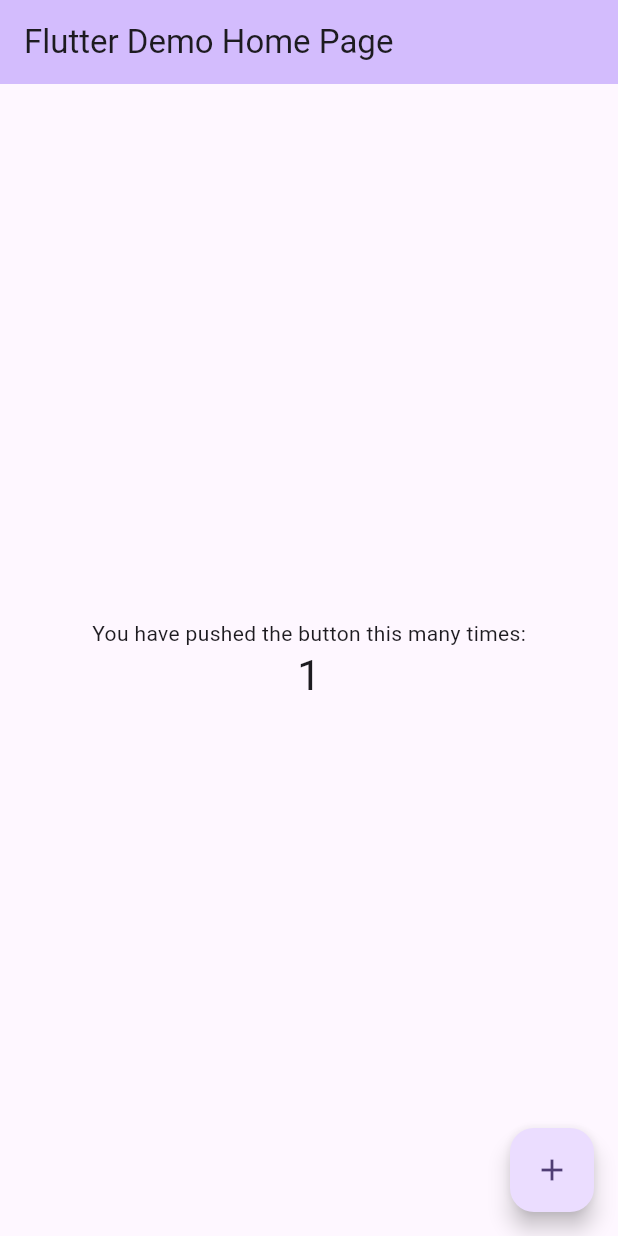
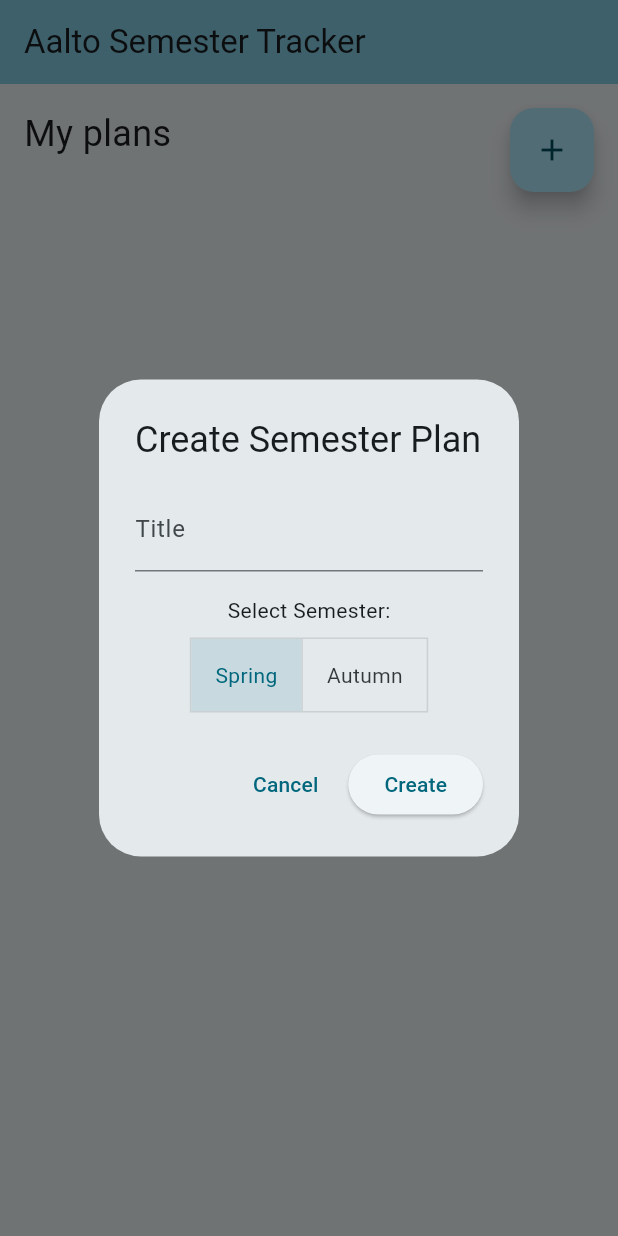
Before and after one commit to aarneaaltonen/course_deadline_tracker, a Flutter app: the screen it shows after launch, after a tap on the "add" icon, on a phone screen of 412 x 824 dp. Run offline on Flutter 3.47's test engine with Material 3 defaults, Android fonts, the phone set to English and light mode, and no system bars; drawn by our look-alikes of flutter_form_builder; our stand-ins replace form_builder_validators, get.

Commit message:
feat: user can create plans

```diff
--- /dev/null
+++ b/lib/controllers/semester_plan_controller.dart
@@ -0,0 +1,25 @@
+import 'package:aalto_course_tracker/models/models.dart';
+import 'package:get/get.dart';
+import 'package:uuid/uuid.dart';
+
+class SemesterPlanController {
+  final plans = <SemesterPlan>[].obs; //todo create plan model
+
+  void addPlan(String title, String semester) {
+    final uuid = Uuid();
+    final id = uuid.v4();
+    final newPlan =
+        SemesterPlan(id: id, name: title, semester: semester, courses: []);
+    plans.add(newPlan);
+  }
+}
+
+class SemesterPlanFormController {
+  var isSelected = [true, false].obs;
+
+  void toggleSelection(int index) {
+    for (int i = 0; i < isSelected.length; i++) {
+      isSelected[i] = i == index;
+    }
+  }
+}
--- a/lib/main.dart
+++ b/lib/main.dart
@@ -1,6 +1,11 @@
+import 'package:aalto_course_tracker/controllers/semester_plan_controller.dart';
+import 'package:aalto_course_tracker/widgets/plan_card.dart';
 import 'package:flutter/material.dart';
+import 'package:get/get.dart';
+import 'widgets/add_semester_plan_button.dart';
 
 void main() {
+  Get.lazyPut<SemesterPlanController>(() => SemesterPlanController());
   runApp(const MyApp());
 }
 
@@ -10,116 +15,91 @@
   // This widget is the root of your application.
   @override
   Widget build(BuildContext context) {
-    return MaterialApp(
+    return GetMaterialApp(
       title: 'Flutter Demo',
+      debugShowCheckedModeBanner: false,
       theme: ThemeData(
-        // This is the theme of your application.
-        //
-        // TRY THIS: Try running your application with "flutter run". You'll see
-        // the application has a purple toolbar. Then, without quitting the app,
-        // try changing the seedColor in the colorScheme below to Colors.green
-        // and then invoke "hot reload" (save your changes or press the "hot
-        // reload" button in a Flutter-supported IDE, or press "r" if you used
-        // the command line to start the app).
-        //
-        // Notice that the counter didn't reset back to zero; the application
-        // state is not lost during the reload. To reset the state, use hot
-        // restart instead.
-        //
-        // This works for code too, not just values: Most code changes can be
-        // tested with just a hot reload.
-        colorScheme: ColorScheme.fromSeed(seedColor: Colors.deepPurple),
+        colorScheme: ColorScheme.fromSeed(
+            seedColor: const Color.fromARGB(255, 58, 156, 183)),
         useMaterial3: true,
       ),
-      home: const MyHomePage(title: 'Flutter Demo Home Page'),
+      initialRoute: '/',
+      getPages: [
+        GetPage(name: '/', page: () => HomePage()),
+        GetPage(name: '/plan/:id', page: () => PlanPage()),
+      ],
     );
   }
 }
 
-class MyHomePage extends StatefulWidget {
-  const MyHomePage({super.key, required this.title});
-
-  // This widget is the home page of your application. It is stateful, meaning
-  // that it has a State object (defined below) that contains fields that affect
-  // how it looks.
-
-  // This class is the configuration for the state. It holds the values (in this
-  // case the title) provided by the parent (in this case the App widget) and
-  // used by the build method of the State. Fields in a Widget subclass are
-  // always marked "final".
-
-  final String title;
-
-  @override
-  State<MyHomePage> createState() => _MyHomePageState();
-}
-
-class _MyHomePageState extends State<MyHomePage> {
-  int _counter = 0;
-
-  void _incrementCounter() {
-    setState(() {
-      // This call to setState tells the Flutter framework that something has
-      // changed in this State, which causes it to rerun the build method below
-      // so that the display can reflect the updated values. If we changed
-      // _counter without calling setState(), then the build method would not be
-      // called again, and so nothing would appear to happen.
-      _counter++;
-    });
-  }
+class HomePage extends StatelessWidget {
+  final controller = Get.find<SemesterPlanController>();
 
   @override
   Widget build(BuildContext context) {
-    // This method is rerun every time setState is called, for instance as done
-    // by the _incrementCounter method above.
-    //
-    // The Flutter framework has been optimized to make rerunning build methods
-    // fast, so that you can just rebuild anything that needs updating rather
-    // than having to individually change instances of widgets.
     return Scaffold(
       appBar: AppBar(
-        // TRY THIS: Try changing the color here to a specific color (to
-        // Colors.amber, perhaps?) and trigger a hot reload to see the AppBar
-        // change color while the other colors stay the same.
         backgroundColor: Theme.of(context).colorScheme.inversePrimary,
-        // Here we take the value from the MyHomePage object that was created by
-        // the App.build method, and use it to set our appbar title.
-        title: Text(widget.title),
+        title: const Text('Aalto Semester Tracker'),
       ),
-      body: Center(
-        // Center is a layout widget. It takes a single child and positions it
-        // in the middle of the parent.
+      body: Stack(
+        children: <Widget>[
+          Positioned(
+            top: 16.0,
+            right: 16.0,
+            child: AddSemesterPlanButton(),
+          ),
+          Row(
+            children: [
+              Expanded(
+                flex: 1,
+                child: Obx(
+                  () => Padding(
+                    padding: const EdgeInsets.all(16.0),
                     child: Column(
-          // Column is also a layout widget. It takes a list of children and
-          // arranges them vertically. By default, it sizes itself to fit its
-          // children horizontally, and tries to be as tall as its parent.
-          //
-          // Column has various properties to control how it sizes itself and
-          // how it positions its children. Here we use mainAxisAlignment to
-          // center the children vertically; the main axis here is the vertical
-          // axis because Columns are vertical (the cross axis would be
-          // horizontal).
-          //
-          // TRY THIS: Invoke "debug painting" (choose the "Toggle Debug Paint"
-          // action in the IDE, or press "p" in the console), to see the
-          // wireframe for each widget.
-          mainAxisAlignment: MainAxisAlignment.center,
+                      crossAxisAlignment: CrossAxisAlignment.start,
                       children: <Widget>[
-            const Text(
-              'You have pushed the button this many times:',
+                        Text(
+                          "My plans",
+                          style: TextStyle(fontSize: 24.0),
                         ),
-            Text(
-              '$_counter',
-              style: Theme.of(context).textTheme.headlineMedium,
+                        ...List.generate(
+                          controller.plans.length,
+                          (index) => Padding(
+                            padding: const EdgeInsets.symmetric(vertical: 8.0),
+                            child: PlanCard(
+                              id: controller.plans[index].id,
+                              title: controller.plans[index].name,
+                              semester: controller.plans[index].semester,
+                            ),
+                          ),
                         ),
                       ],
                     ),
                   ),
-      floatingActionButton: FloatingActionButton(
-        onPressed: _incrementCounter,
-        tooltip: 'Increment',
-        child: const Icon(Icons.add),
-      ), // This trailing comma makes auto-formatting nicer for build methods.
+                ),
+              ),
+            ],
+          ),
+        ],
+      ),
     );
   }
 }
+
+class PlanPage extends StatelessWidget {
+  final String id = Get.parameters['id']!;
+
+  @override
+  Widget build(BuildContext context) {
+    return Scaffold(
+      appBar: AppBar(
+        backgroundColor: Theme.of(context).colorScheme.inversePrimary,
+        title: Text(id),
+      ),
+      body: Center(
+        child: Text('Extract plan data here for $id, from hive storage'),
+      ),
+    );
+  }
+}
--- /dev/null
+++ b/lib/widgets/add_semester_plan_button.dart
@@ -0,0 +1,103 @@
+import 'package:flutter/material.dart';
+import 'package:form_builder_validators/form_builder_validators.dart';
+import 'package:get/get.dart';
+import 'package:flutter_form_builder/flutter_form_builder.dart';
+import '../controllers/semester_plan_controller.dart';
+
+class AddSemesterPlanButton extends StatelessWidget {
+  static final _formKey = GlobalKey<FormBuilderState>();
+  final planController = Get.find<SemesterPlanController>();
+
+  @override
+  Widget build(BuildContext context) {
+    //dont think wee need to inverse control here, controller used only here
+    final SemesterPlanFormController controller =
+        Get.put(SemesterPlanFormController());
+
+    return FloatingActionButton(
+      onPressed: () {
+        showDialog(
+          context: context,
+          builder: (BuildContext context) {
+            return AlertDialog(
+              title: Text('Create Semester Plan'),
+              content: SingleChildScrollView(
+                child: FormBuilder(
+                  key: _formKey,
+                  child: Column(
+                    children: [
+                      FormBuilderTextField(
+                        name: 'title',
+                        decoration: InputDecoration(
+                          labelText: 'Title',
+                        ),
+                        autovalidateMode: AutovalidateMode.always,
+                        validator: FormBuilderValidators.compose([
+                          FormBuilderValidators.required(),
+                        ]),
+                      ),
+                      SizedBox(height: 16.0),
+                      Text('Select Semester:'),
+                      SizedBox(height: 8.0),
+                      FormBuilderField(
+                        name: 'semester',
+                        initialValue: controller.isSelected.indexOf(true),
+                        builder: (FormFieldState<int> field) {
+                          return Obx(() => ToggleButtons(
+                                isSelected: controller.isSelected,
+                                onPressed: (int index) {
+                                  controller.toggleSelection(index);
+                                  field.didChange(index);
+                                },
+                                children: <Widget>[
+                                  Padding(
+                                    padding: const EdgeInsets.symmetric(
+                                        horizontal: 16.0),
+                                    child: Text('Spring'),
+                                  ),
+                                  Padding(
+                                    padding: const EdgeInsets.symmetric(
+                                        horizontal: 16.0),
+                                    child: Text('Autumn'),
+                                  ),
+                                ],
+                              ));
+                        },
+                      ),
+                    ],
+                  ),
+                ),
+              ),
+              actions: <Widget>[
+                TextButton(
+                  child: Text('Cancel'),
+                  onPressed: () {
+                    Navigator.of(context).pop();
+                  },
+                ),
+                ElevatedButton(
+                  child: Text('Create'),
+                  onPressed: () {
+                    if (_formKey.currentState?.saveAndValidate() ?? false) {
+                      // Handle save action
+                      planController.addPlan(
+                        _formKey.currentState?.fields['title']?.value,
+                        controller.isSelected.indexOf(true) == 0
+                            ? 'Spring'
+                            : 'Autumn',
+                      );
+                      _formKey.currentState?.reset();
+                      Navigator.of(context).pop();
+                    }
+                  },
+                ),
+              ],
+            );
+          },
+        );
+      },
+      tooltip: 'Create Semester Plan',
+      child: const Icon(Icons.add),
+    );
+  }
+}
--- /dev/null
+++ b/lib/widgets/plan_card.dart
@@ -0,0 +1,31 @@
+import 'package:flutter/material.dart';
+import 'package:get/get.dart';
+
+class PlanCard extends StatelessWidget {
+  final String title;
+  final String semester;
+  final String id;
+
+  const PlanCard(
+      {Key? key, required this.title, required this.semester, required this.id})
+      : super(key: key);
+
+  @override
+  Widget build(BuildContext context) {
+    return SizedBox(
+      width: 200,
+      height: 150,
+      child: InkWell(
+        onTap: () {
+          Get.toNamed('/plan/$id');
+        },
+        child: Card(
+          child: ListTile(
+            title: Text(title),
+            subtitle: Text(semester),
+          ),
+        ),
+      ),
+    );
+  }
+}
```
Also changed, not shown: lib/models/models.dart (added, +75 -0 lines), pubspec.yaml (+5 -3 lines), pubspec.lock. Lines whose indentation alone changed are shown as unchanged.
